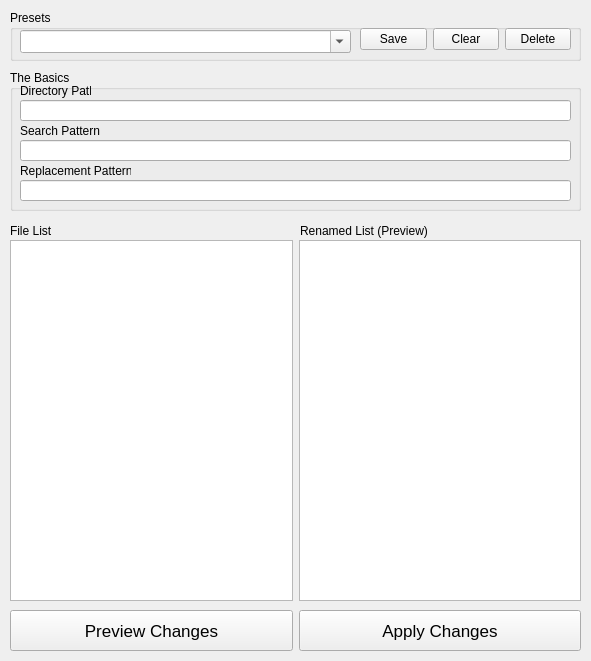
Old version of the form main.ui in the repository robertnunn/regex_renamer.
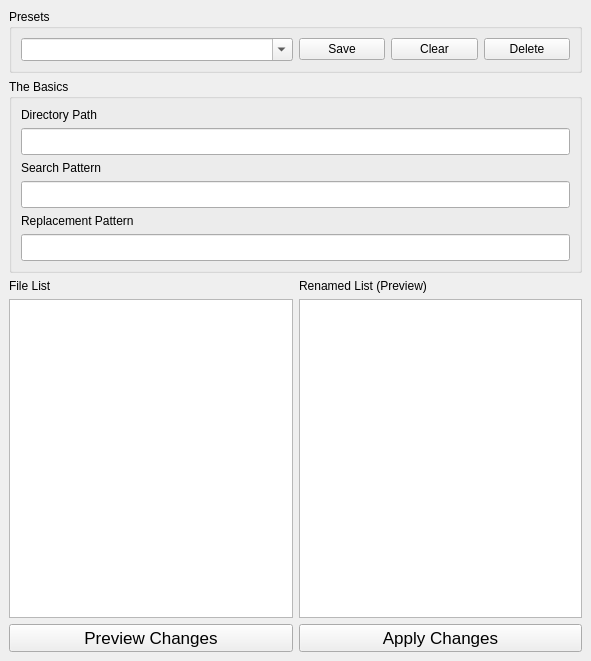
New version of the form.

Commit message: special tokens, more presets, and resizing GUI

```diff
--- a/main.ui
+++ b/main.ui
@@ -10,6 +10,12 @@
     <height>661</height>
    </rect>
   </property>
+  <property name="sizePolicy">
+   <sizepolicy hsizetype="Expanding" vsizetype="Expanding">
+    <horstretch>1</horstretch>
+    <verstretch>1</verstretch>
+   </sizepolicy>
+  </property>
   <property name="minimumSize">
    <size>
     <width>591</width>
@@ -18,7 +24,7 @@
   </property>
   <property name="maximumSize">
    <size>
-    <width>591</width>
+    <width>16777215</width>
     <height>16777215</height>
    </size>
   </property>
@@ -26,268 +32,193 @@
    <string>Regex Renamer</string>
   </property>
   <widget class="QWidget" name="centralwidget">
-   <widget class="QWidget" name="horizontalLayoutWidget">
-    <property name="geometry">
-     <rect>
-      <x>10</x>
-      <y>240</y>
-      <width>571</width>
-      <height>361</height>
-     </rect>
-    </property>
-    <layout class="QHBoxLayout" name="horizontalLayout">
-     <item>
-      <widget class="QPlainTextEdit" name="origList"/>
-     </item>
-     <item>
-      <widget class="QPlainTextEdit" name="renamedList"/>
-     </item>
-    </layout>
-   </widget>
-   <widget class="QLabel" name="label_4">
-    <property name="geometry">
-     <rect>
-      <x>10</x>
-      <y>220</y>
-      <width>41</width>
-      <height>21</height>
-     </rect>
-    </property>
-    <property name="text">
-     <string>File List</string>
-    </property>
-   </widget>
-   <widget class="QWidget" name="horizontalLayoutWidget_3">
-    <property name="geometry">
-     <rect>
-      <x>10</x>
-      <y>610</y>
-      <width>571</width>
-      <height>41</height>
-     </rect>
-    </property>
-    <layout class="QHBoxLayout" name="horizontalLayout_3">
-     <item>
-      <widget class="QPushButton" name="previewChanges">
-       <property name="sizePolicy">
-        <sizepolicy hsizetype="Minimum" vsizetype="Minimum">
-         <horstretch>0</horstretch>
-         <verstretch>0</verstretch>
-        </sizepolicy>
-       </property>
-       <property name="font">
-        <font>
-         <pointsize>13</pointsize>
-        </font>
-       </property>
-       <property name="text">
-        <string>Preview Changes</string>
-       </property>
-      </widget>
-     </item>
-     <item>
-      <widget class="QPushButton" name="applyChanges">
-       <property name="sizePolicy">
-        <sizepolicy hsizetype="Minimum" vsizetype="Minimum">
-         <horstretch>0</horstretch>
-         <verstretch>0</verstretch>
-        </sizepolicy>
-       </property>
-       <property name="font">
-        <font>
-         <pointsize>13</pointsize>
-        </font>
-       </property>
-       <property name="text">
-        <string>Apply Changes</string>
-       </property>
-      </widget>
-     </item>
-    </layout>
-   </widget>
-   <widget class="QLabel" name="label_5">
-    <property name="geometry">
-     <rect>
-      <x>300</x>
-      <y>220</y>
-      <width>141</width>
-      <height>21</height>
-     </rect>
-    </property>
-    <property name="text">
-     <string>Renamed List (Preview)</string>
-    </property>
-   </widget>
-   <widget class="QGroupBox" name="groupBox">
-    <property name="geometry">
-     <rect>
-      <x>10</x>
-      <y>70</y>
-      <width>571</width>
-      <height>141</height>
-     </rect>
-    </property>
-    <property name="title">
-     <string>The Basics</string>
-    </property>
-    <widget class="QLineEdit" name="repPattern">
-     <property name="geometry">
-      <rect>
-       <x>10</x>
-       <y>110</y>
-       <width>551</width>
-       <height>21</height>
-      </rect>
-     </property>
-     <property name="font">
-      <font>
-       <family>Consolas</family>
-       <pointsize>12</pointsize>
-      </font>
-     </property>
-     <property name="text">
-      <string/>
-     </property>
-    </widget>
-    <widget class="QLabel" name="label">
-     <property name="geometry">
-      <rect>
-       <x>10</x>
-       <y>10</y>
-       <width>71</width>
-       <height>21</height>
-      </rect>
-     </property>
-     <property name="text">
-      <string>Directory Path</string>
-     </property>
-    </widget>
-    <widget class="QLabel" name="label_2">
-     <property name="geometry">
-      <rect>
-       <x>10</x>
-       <y>50</y>
-       <width>81</width>
-       <height>21</height>
-      </rect>
-     </property>
-     <property name="text">
-      <string>Search Pattern</string>
-     </property>
-    </widget>
-    <widget class="QLabel" name="label_3">
-     <property name="geometry">
-      <rect>
-       <x>10</x>
-       <y>90</y>
-       <width>111</width>
-       <height>21</height>
-      </rect>
-     </property>
-     <property name="text">
-      <string>Replacement Pattern</string>
-     </property>
-    </widget>
-    <widget class="QLineEdit" name="dirPath">
-     <property name="geometry">
-      <rect>
-       <x>10</x>
-       <y>30</y>
-       <width>551</width>
-       <height>21</height>
-      </rect>
-     </property>
-     <property name="font">
-      <font>
-       <family>Consolas</family>
-       <pointsize>12</pointsize>
-      </font>
-     </property>
-     <property name="text">
-      <string/>
-     </property>
-    </widget>
-    <widget class="QLineEdit" name="searchPattern">
-     <property name="geometry">
-      <rect>
-       <x>10</x>
-       <y>70</y>
-       <width>551</width>
-       <height>21</height>
-      </rect>
-     </property>
-     <property name="font">
-      <font>
-       <family>Consolas</family>
-       <pointsize>12</pointsize>
-      </font>
-     </property>
-    </widget>
-   </widget>
-   <widget class="QGroupBox" name="groupBox_2">
-    <property name="geometry">
-     <rect>
-      <x>10</x>
-      <y>10</y>
-      <width>571</width>
-      <height>51</height>
-     </rect>
-    </property>
-    <property name="title">
-     <string>Presets</string>
-    </property>
-    <widget class="QWidget" name="horizontalLayoutWidget_2">
-     <property name="geometry">
-      <rect>
-       <x>350</x>
-       <y>14</y>
-       <width>211</width>
-       <height>31</height>
-      </rect>
-     </property>
-     <layout class="QHBoxLayout" name="horizontalLayout_2">
+   <layout class="QGridLayout" name="gridLayout">
+    <item row="0" column="0" colspan="2">
+     <widget class="QGroupBox" name="groupBox_2">
+      <property name="title">
+       <string>Presets</string>
+      </property>
+      <layout class="QGridLayout" name="gridLayout_3">
+       <item row="0" column="0">
+        <widget class="QComboBox" name="presetBox">
+         <property name="font">
+          <font>
+           <pointsize>10</pointsize>
+          </font>
+         </property>
+         <property name="editable">
+          <bool>true</bool>
+         </property>
+        </widget>
+       </item>
+       <item row="0" column="1">
+        <layout class="QHBoxLayout" name="horizontalLayout_2">
+         <property name="sizeConstraint">
+          <enum>QLayout::SetMaximumSize</enum>
+         </property>
+         <item>
+          <widget class="QPushButton" name="saveButton">
+           <property name="text">
+            <string>Save</string>
+           </property>
+          </widget>
+         </item>
+         <item>
+          <widget class="QPushButton" name="clearButton">
+           <property name="text">
+            <string>Clear</string>
+           </property>
+          </widget>
+         </item>
+         <item>
+          <widget class="QPushButton" name="deleteButton">
+           <property name="text">
+            <string>Delete</string>
+           </property>
+          </widget>
+         </item>
+        </layout>
+       </item>
+      </layout>
+     </widget>
+    </item>
+    <item row="1" column="0" colspan="2">
+     <widget class="QGroupBox" name="groupBox">
+      <property name="title">
+       <string>The Basics</string>
+      </property>
+      <layout class="QGridLayout" name="gridLayout_2">
+       <item row="0" column="0">
+        <widget class="QLabel" name="label">
+         <property name="text">
+          <string>Directory Path</string>
+         </property>
+        </widget>
+       </item>
+       <item row="1" column="0">
+        <widget class="QLineEdit" name="dirPath">
+         <property name="font">
+          <font>
+           <family>Consolas</family>
+           <pointsize>12</pointsize>
+          </font>
+         </property>
+         <property name="text">
+          <string/>
+         </property>
+        </widget>
+       </item>
+       <item row="2" column="0">
+        <widget class="QLabel" name="label_2">
+         <property name="text">
+          <string>Search Pattern</string>
+         </property>
+        </widget>
+       </item>
+       <item row="3" column="0">
+        <widget class="QLineEdit" name="searchPattern">
+         <property name="font">
+          <font>
+           <family>Consolas</family>
+           <pointsize>12</pointsize>
+          </font>
+         </property>
+        </widget>
+       </item>
+       <item row="4" column="0">
+        <widget class="QLabel" name="label_3">
+         <property name="text">
+          <string>Replacement Pattern</string>
+         </property>
+        </widget>
+       </item>
+       <item row="5" column="0">
+        <widget class="QLineEdit" name="repPattern">
+         <property name="font">
+          <font>
+           <family>Consolas</family>
+           <pointsize>12</pointsize>
+          </font>
+         </property>
+         <property name="text">
+          <string/>
+         </property>
+        </widget>
+       </item>
+      </layout>
+     </widget>
+    </item>
+    <item row="2" column="0">
+     <widget class="QLabel" name="label_4">
+      <property name="text">
+       <string>File List</string>
+      </property>
+     </widget>
+    </item>
+    <item row="2" column="1">
+     <widget class="QLabel" name="label_5">
+      <property name="text">
+       <string>Renamed List (Preview)</string>
+      </property>
+     </widget>
+    </item>
+    <item row="3" column="0" colspan="2">
+     <layout class="QHBoxLayout" name="horizontalLayout" stretch="1,1">
+      <property name="spacing">
+       <number>6</number>
+      </property>
+      <property name="topMargin">
+       <number>0</number>
+      </property>
       <item>
-       <widget class="QPushButton" name="saveButton">
-        <property name="text">
-         <string>Save</string>
-        </property>
-       </widget>
+       <widget class="QPlainTextEdit" name="origList"/>
       </item>
       <item>
-       <widget class="QPushButton" name="clearButton">
+       <widget class="QPlainTextEdit" name="renamedList"/>
+      </item>
+     </layout>
+    </item>
+    <item row="4" column="0" colspan="2">
+     <layout class="QHBoxLayout" name="horizontalLayout_3">
+      <item>
+       <widget class="QPushButton" name="previewChanges">
+        <property name="sizePolicy">
+         <sizepolicy hsizetype="Minimum" vsizetype="Minimum">
+          <horstretch>0</horstretch>
+          <verstretch>0</verstretch>
+         </sizepolicy>
+        </property>
+        <property name="font">
+         <font>
+          <pointsize>13</pointsize>
+         </font>
+        </property>
         <property name="text">
-         <string>Clear</string>
+         <string>Preview Changes</string>
         </property>
        </widget>
       </item>
       <item>
-       <widget class="QPushButton" name="deleteButton">
+       <widget class="QPushButton" name="applyChanges">
+        <property name="sizePolicy">
+         <sizepolicy hsizetype="Minimum" vsizetype="Minimum">
+          <horstretch>0</horstretch>
+          <verstretch>0</verstretch>
+         </sizepolicy>
+        </property>
+        <property name="font">
+         <font>
+          <pointsize>13</pointsize>
+         </font>
+        </property>
         <property name="text">
-         <string>Delete</string>
+         <string>Apply Changes</string>
         </property>
        </widget>
       </item>
      </layout>
-    </widget>
-    <widget class="QComboBox" name="presetBox">
-     <property name="geometry">
-      <rect>
-       <x>10</x>
-       <y>20</y>
-       <width>331</width>
-       <height>23</height>
-      </rect>
-     </property>
-     <property name="font">
-      <font>
-       <pointsize>10</pointsize>
-      </font>
-     </property>
-     <property name="editable">
-      <bool>true</bool>
-     </property>
-    </widget>
-   </widget>
+    </item>
+   </layout>
   </widget>
  </widget>
  <tabstops>
```
The commit also changes 3 other files.
